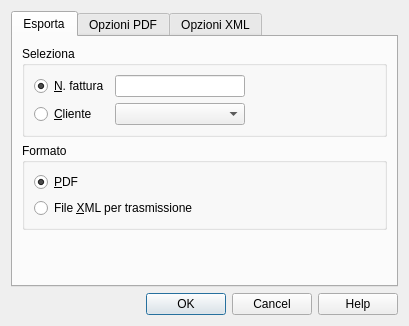
BananaAccounting/Italia, file Fatture elettroniche/B2B/ch.banana.it.invoice.b2b.xml.dialog.ui: the form before one commit.
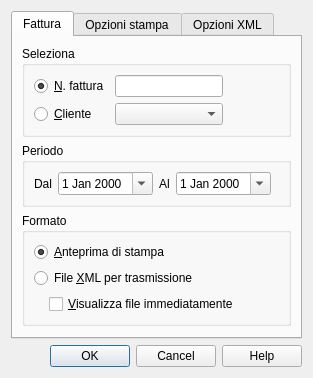
The form after the commit.

Commit message: Modifiche a e-fattura

```diff
--- a/Fatture elettroniche/B2B/ch.banana.it.invoice.b2b.xml.dialog.ui
+++ b/Fatture elettroniche/B2B/ch.banana.it.invoice.b2b.xml.dialog.ui
@@ -6,14 +6,14 @@
    <rect>
     <x>0</x>
     <y>0</y>
-    <width>409</width>
-    <height>326</height>
+    <width>313</width>
+    <height>367</height>
    </rect>
   </property>
   <property name="windowTitle">
    <string notr="true">Esporta fattura</string>
   </property>
-  <layout class="QVBoxLayout" name="verticalLayout_6">
+  <layout class="QVBoxLayout" name="verticalLayout_7">
    <item>
     <widget class="QTabWidget" name="tabWidget">
      <property name="currentIndex">
@@ -21,9 +21,9 @@
      </property>
      <widget class="QWidget" name="tabEsporta">
       <attribute name="title">
-       <string>Esporta</string>
+       <string>Fattura</string>
       </attribute>
-      <layout class="QVBoxLayout" name="verticalLayout_3">
+      <layout class="QVBoxLayout" name="verticalLayout_6">
        <item>
         <widget class="QGroupBox" name="filterGroupBox">
          <property name="title">
@@ -86,6 +86,60 @@
          </layout>
         </widget>
        </item>
+       <item>
+        <widget class="QGroupBox" name="periodGroupBox">
+         <property name="title">
+          <string>Periodo</string>
+         </property>
+         <layout class="QVBoxLayout" name="verticalLayout_3">
+          <item>
+           <layout class="QHBoxLayout" name="horizontalLayout_5">
+            <item>
+             <widget class="QLabel" name="fromLabel">
+              <property name="text">
+               <string>Dal</string>
+              </property>
+             </widget>
+            </item>
+            <item>
+             <widget class="QDateEdit" name="fromDateEdit">
+              <property name="calendarPopup">
+               <bool>true</bool>
+              </property>
+             </widget>
+            </item>
+            <item>
+             <widget class="QLabel" name="toLabel">
+              <property name="text">
+               <string>Al</string>
+              </property>
+             </widget>
+            </item>
+            <item>
+             <widget class="QDateEdit" name="toDateEdit">
+              <property name="calendarPopup">
+               <bool>true</bool>
+              </property>
+             </widget>
+            </item>
+            <item>
+             <spacer name="horizontalSpacer_5">
+              <property name="orientation">
+               <enum>Qt::Horizontal</enum>
+              </property>
+              <property name="sizeHint" stdset="0">
+               <size>
+                <width>40</width>
+                <height>20</height>
+               </size>
+              </property>
+             </spacer>
+            </item>
+           </layout>
+          </item>
+         </layout>
+        </widget>
+       </item>
        <item>
         <widget class="QGroupBox" name="stampaGroupBox">
          <property name="title">
@@ -95,7 +149,7 @@
           <item>
            <widget class="QRadioButton" name="stampaPDFRadioButton">
             <property name="text">
-             <string>&amp;PDF</string>
+             <string>&amp;Anteprima di stampa</string>
             </property>
             <property name="checked">
              <bool>true</bool>
@@ -109,6 +163,33 @@
             </property>
            </widget>
           </item>
+          <item>
+           <layout class="QHBoxLayout" name="horizontalLayout_2">
+            <item>
+             <spacer name="horizontalSpacer_4">
+              <property name="orientation">
+               <enum>Qt::Horizontal</enum>
+              </property>
+              <property name="sizeType">
+               <enum>QSizePolicy::Fixed</enum>
+              </property>
+              <property name="sizeHint" stdset="0">
+               <size>
+                <width>15</width>
+                <height>20</height>
+               </size>
+              </property>
+             </spacer>
+            </item>
+            <item>
+             <widget class="QCheckBox" name="apriXmlCheckBox">
+              <property name="text">
+               <string>&amp;Visualizza file immediatamente</string>
+              </property>
+             </widget>
+            </item>
+           </layout>
+          </item>
          </layout>
         </widget>
        </item>
@@ -129,7 +210,7 @@
      </widget>
      <widget class="QWidget" name="tabOpzioniPDF">
       <attribute name="title">
-       <string>Opzioni PDF</string>
+       <string>Opzioni stampa</string>
       </attribute>
       <layout class="QVBoxLayout" name="verticalLayout_5">
        <item>
```
Left out of the diff: 21 changed lines with no effect on the pictures. The commit also changes 4 other files.
